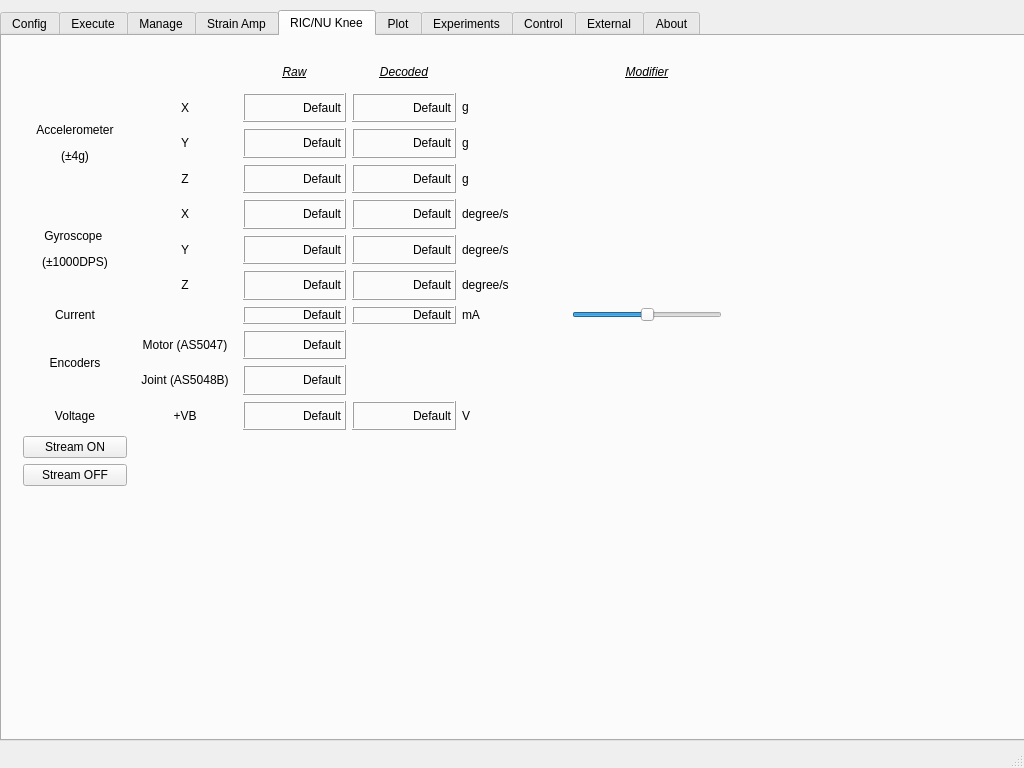
Before: the Qt Designer form execute-gui-1/mainwindow.ui in JFDuval/FlexSEA, drawn with Qt 5.
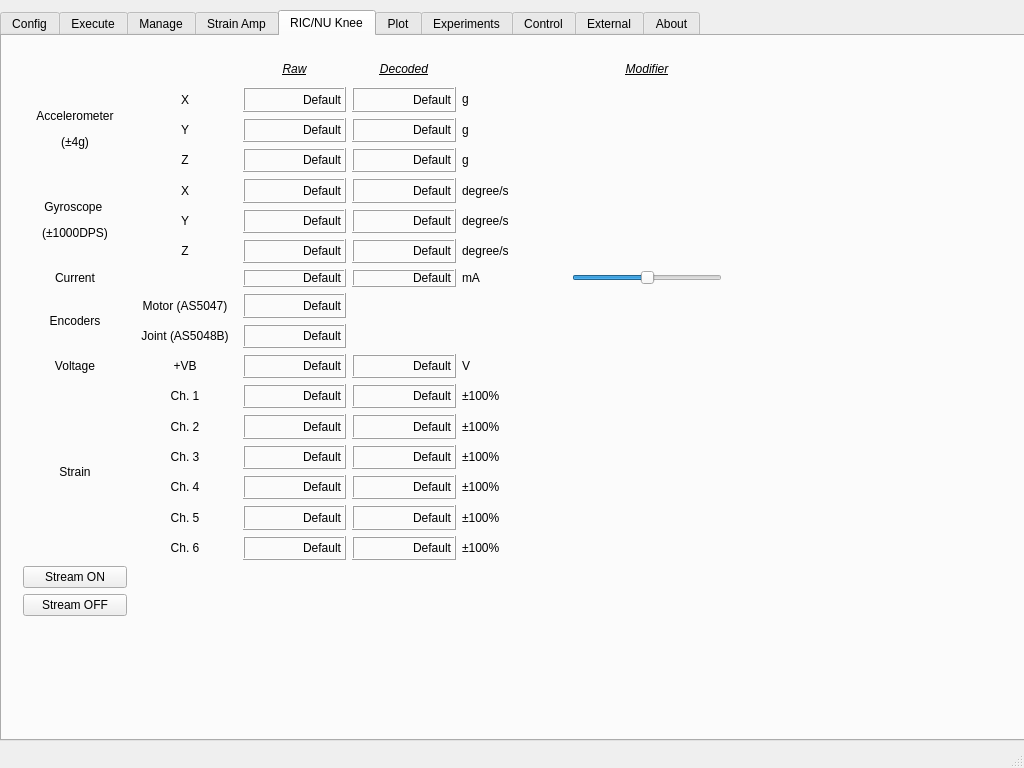
After: the same form once the commit is applied. Custom widgets are drawn as their Qt base class.

Commit message: Full RIC/NU integration in GUI

```diff
--- a/execute-gui-1/mainwindow.ui
+++ b/execute-gui-1/mainwindow.ui
@@ -1995,10 +1995,30 @@
         <x>10</x>
         <y>10</y>
         <width>721</width>
-        <height>451</height>
+        <height>581</height>
        </rect>
       </property>
       <layout class="QGridLayout" name="gridLayout_11">
+       <item row="11" column="1">
+        <widget class="QLabel" name="label_84">
+         <property name="layoutDirection">
+          <enum>Qt::LeftToRight</enum>
+         </property>
+         <property name="text">
+          <string>Ch. 1</string>
+         </property>
+         <property name="alignment">
+          <set>Qt::AlignCenter</set>
+         </property>
+        </widget>
+       </item>
+       <item row="2" column="4">
+        <widget class="QLabel" name="label_imu_a_y_2">
+         <property name="text">
+          <string>g</string>
+         </property>
+        </widget>
+       </item>
        <item row="10" column="0">
         <widget class="QLabel" name="label_93">
          <property name="layoutDirection">
@@ -2012,13 +2032,6 @@
          </property>
         </widget>
        </item>
-       <item row="2" column="4">
-        <widget class="QLabel" name="label_imu_a_y_2">
-         <property name="text">
-          <string>g</string>
-         </property>
-        </widget>
-       </item>
        <item row="1" column="4">
         <widget class="QLabel" name="label_imu_a_x_2">
          <property name="text">
@@ -2161,14 +2174,14 @@
          </property>
         </widget>
        </item>
-       <item row="11" column="0">
+       <item row="17" column="0">
         <widget class="QPushButton" name="stream_RICNU_ONbutton">
          <property name="text">
           <string>Stream ON</string>
          </property>
         </widget>
        </item>
-       <item row="12" column="0">
+       <item row="18" column="0">
         <widget class="QPushButton" name="stream_RICNU_OFFbutton">
          <property name="text">
           <string>Stream OFF</string>
@@ -2351,6 +2364,28 @@
          </property>
         </widget>
        </item>
+       <item row="6" column="3">
+        <widget class="QLabel" name="ricnu_gyroz_d">
+         <property name="autoFillBackground">
+          <bool>false</bool>
+         </property>
+         <property name="frameShape">
+          <enum>QFrame::Box</enum>
+         </property>
+         <property name="frameShadow">
+          <enum>QFrame::Raised</enum>
+         </property>
+         <property name="lineWidth">
+          <number>1</number>
+         </property>
+         <property name="text">
+          <string>Default</string>
+         </property>
+         <property name="alignment">
+          <set>Qt::AlignRight|Qt::AlignTrailing|Qt::AlignVCenter</set>
+         </property>
+        </widget>
+       </item>
        <item row="7" column="2">
         <widget class="QLabel" name="ricnu_current">
          <property name="autoFillBackground">
@@ -2395,50 +2430,6 @@
          </property>
         </widget>
        </item>
-       <item row="6" column="3">
-        <widget class="QLabel" name="ricnu_gyroz_d">
-         <property name="autoFillBackground">
-          <bool>false</bool>
-         </property>
-         <property name="frameShape">
-          <enum>QFrame::Box</enum>
-         </property>
-         <property name="frameShadow">
-          <enum>QFrame::Raised</enum>
-         </property>
-         <property name="lineWidth">
-          <number>1</number>
-         </property>
-         <property name="text">
-          <string>Default</string>
-         </property>
-         <property name="alignment">
-          <set>Qt::AlignRight|Qt::AlignTrailing|Qt::AlignVCenter</set>
-         </property>
-        </widget>
-       </item>
-       <item row="4" column="3">
-        <widget class="QLabel" name="ricnu_gyrox_d">
-         <property name="autoFillBackground">
-          <bool>false</bool>
-         </property>
-         <property name="frameShape">
-          <enum>QFrame::Box</enum>
-         </property>
-         <property name="frameShadow">
-          <enum>QFrame::Raised</enum>
-         </property>
-         <property name="lineWidth">
-          <number>1</number>
-         </property>
-         <property name="text">
-          <string>Default</string>
-         </property>
-         <property name="alignment">
-          <set>Qt::AlignRight|Qt::AlignTrailing|Qt::AlignVCenter</set>
-         </property>
-        </widget>
-       </item>
        <item row="1" column="3">
         <widget class="QLabel" name="ricnu_accx_d">
          <property name="autoFillBackground">
@@ -2461,6 +2452,28 @@
          </property>
         </widget>
        </item>
+       <item row="4" column="3">
+        <widget class="QLabel" name="ricnu_gyrox_d">
+         <property name="autoFillBackground">
+          <bool>false</bool>
+         </property>
+         <property name="frameShape">
+          <enum>QFrame::Box</enum>
+         </property>
+         <property name="frameShadow">
+          <enum>QFrame::Raised</enum>
+         </property>
+         <property name="lineWidth">
+          <number>1</number>
+         </property>
+         <property name="text">
+          <string>Default</string>
+         </property>
+         <property name="alignment">
+          <set>Qt::AlignRight|Qt::AlignTrailing|Qt::AlignVCenter</set>
+         </property>
+        </widget>
+       </item>
        <item row="10" column="4">
         <widget class="QLabel" name="label_91">
          <property name="text">
@@ -2490,19 +2503,6 @@
          </property>
         </widget>
        </item>
-       <item row="10" column="1">
-        <widget class="QLabel" name="label_92">
-         <property name="layoutDirection">
-          <enum>Qt::LeftToRight</enum>
-         </property>
-         <property name="text">
-          <string>+VB</string>
-         </property>
-         <property name="alignment">
-          <set>Qt::AlignCenter</set>
-         </property>
-        </widget>
-       </item>
        <item row="4" column="4">
         <widget class="QLabel" name="label_imu_g_x_2">
          <property name="text">
@@ -2517,6 +2517,19 @@
          </property>
         </widget>
        </item>
+       <item row="10" column="1">
+        <widget class="QLabel" name="label_92">
+         <property name="layoutDirection">
+          <enum>Qt::LeftToRight</enum>
+         </property>
+         <property name="text">
+          <string>+VB</string>
+         </property>
+         <property name="alignment">
+          <set>Qt::AlignCenter</set>
+         </property>
+        </widget>
+       </item>
        <item row="0" column="2">
         <widget class="QLabel" name="label_94">
          <property name="text">
@@ -2549,6 +2562,13 @@
          </property>
         </widget>
        </item>
+       <item row="3" column="4">
+        <widget class="QLabel" name="label_imu_a_z_2">
+         <property name="text">
+          <string>g</string>
+         </property>
+        </widget>
+       </item>
        <item row="10" column="2">
         <widget class="QLabel" name="ricnu_vb">
          <property name="autoFillBackground">
@@ -2593,33 +2613,6 @@
          </property>
         </widget>
        </item>
-       <item row="3" column="4">
-        <widget class="QLabel" name="label_imu_a_z_2">
-         <property name="text">
-          <string>g</string>
-         </property>
-        </widget>
-       </item>
-       <item row="0" column="3">
-        <widget class="QLabel" name="label_99">
-         <property name="text">
-          <string>&lt;html&gt;&lt;head/&gt;&lt;body&gt;&lt;p&gt;&lt;span style=&quot; font-style:italic; text-decoration: underline;&quot;&gt;Decoded&lt;/span&gt;&lt;/p&gt;&lt;/body&gt;&lt;/html&gt;</string>
-         </property>
-         <property name="alignment">
-          <set>Qt::AlignCenter</set>
-         </property>
-        </widget>
-       </item>
-       <item row="0" column="5">
-        <widget class="QLabel" name="label_100">
-         <property name="text">
-          <string>&lt;html&gt;&lt;head/&gt;&lt;body&gt;&lt;p&gt;&lt;span style=&quot; font-style:italic; text-decoration: underline;&quot;&gt;Modifier&lt;/span&gt;&lt;/p&gt;&lt;/body&gt;&lt;/html&gt;</string>
-         </property>
-         <property name="alignment">
-          <set>Qt::AlignCenter</set>
-         </property>
-        </widget>
-       </item>
        <item row="7" column="5">
         <widget class="QSlider" name="horizontalSlider_current_zero_2">
          <property name="sizePolicy">
@@ -2645,6 +2638,26 @@
          </property>
         </widget>
        </item>
+       <item row="0" column="3">
+        <widget class="QLabel" name="label_99">
+         <property name="text">
+          <string>&lt;html&gt;&lt;head/&gt;&lt;body&gt;&lt;p&gt;&lt;span style=&quot; font-style:italic; text-decoration: underline;&quot;&gt;Decoded&lt;/span&gt;&lt;/p&gt;&lt;/body&gt;&lt;/html&gt;</string>
+         </property>
+         <property name="alignment">
+          <set>Qt::AlignCenter</set>
+         </property>
+        </widget>
+       </item>
+       <item row="0" column="5">
+        <widget class="QLabel" name="label_100">
+         <property name="text">
+          <string>&lt;html&gt;&lt;head/&gt;&lt;body&gt;&lt;p&gt;&lt;span style=&quot; font-style:italic; text-decoration: underline;&quot;&gt;Modifier&lt;/span&gt;&lt;/p&gt;&lt;/body&gt;&lt;/html&gt;</string>
+         </property>
+         <property name="alignment">
+          <set>Qt::AlignCenter</set>
+         </property>
+        </widget>
+       </item>
        <item row="8" column="1">
         <widget class="QLabel" name="label_95">
          <property name="layoutDirection">
@@ -2684,6 +2697,390 @@
          </property>
         </widget>
        </item>
+       <item row="14" column="1">
+        <widget class="QLabel" name="label_77">
+         <property name="layoutDirection">
+          <enum>Qt::LeftToRight</enum>
+         </property>
+         <property name="text">
+          <string>Ch. 4</string>
+         </property>
+         <property name="alignment">
+          <set>Qt::AlignCenter</set>
+         </property>
+        </widget>
+       </item>
+       <item row="12" column="1">
+        <widget class="QLabel" name="label_75">
+         <property name="layoutDirection">
+          <enum>Qt::LeftToRight</enum>
+         </property>
+         <property name="text">
+          <string>Ch. 2</string>
+         </property>
+         <property name="alignment">
+          <set>Qt::AlignCenter</set>
+         </property>
+        </widget>
+       </item>
+       <item row="13" column="1">
+        <widget class="QLabel" name="label_86">
+         <property name="layoutDirection">
+          <enum>Qt::LeftToRight</enum>
+         </property>
+         <property name="text">
+          <string>Ch. 3</string>
+         </property>
+         <property name="alignment">
+          <set>Qt::AlignCenter</set>
+         </property>
+        </widget>
+       </item>
+       <item row="15" column="1">
+        <widget class="QLabel" name="label_79">
+         <property name="layoutDirection">
+          <enum>Qt::LeftToRight</enum>
+         </property>
+         <property name="text">
+          <string>Ch. 5</string>
+         </property>
+         <property name="alignment">
+          <set>Qt::AlignCenter</set>
+         </property>
+        </widget>
+       </item>
+       <item row="16" column="1">
+        <widget class="QLabel" name="label_73">
+         <property name="layoutDirection">
+          <enum>Qt::LeftToRight</enum>
+         </property>
+         <property name="text">
+          <string>Ch. 6</string>
+         </property>
+         <property name="alignment">
+          <set>Qt::AlignCenter</set>
+         </property>
+        </widget>
+       </item>
+       <item row="11" column="0" rowspan="6">
+        <widget class="QLabel" name="label_97">
+         <property name="layoutDirection">
+          <enum>Qt::LeftToRight</enum>
+         </property>
+         <property name="text">
+          <string>Strain</string>
+         </property>
+         <property name="alignment">
+          <set>Qt::AlignCenter</set>
+         </property>
+        </widget>
+       </item>
+       <item row="11" column="2">
+        <widget class="QLabel" name="ricnu_strain_ch1">
+         <property name="autoFillBackground">
+          <bool>false</bool>
+         </property>
+         <property name="frameShape">
+          <enum>QFrame::Box</enum>
+         </property>
+         <property name="frameShadow">
+          <enum>QFrame::Raised</enum>
+         </property>
+         <property name="lineWidth">
+          <number>1</number>
+         </property>
+         <property name="text">
+          <string>Default</string>
+         </property>
+         <property name="alignment">
+          <set>Qt::AlignRight|Qt::AlignTrailing|Qt::AlignVCenter</set>
+         </property>
+        </widget>
+       </item>
+       <item row="11" column="3">
+        <widget class="QLabel" name="ricnu_strain_ch1_d">
+         <property name="autoFillBackground">
+          <bool>false</bool>
+         </property>
+         <property name="frameShape">
+          <enum>QFrame::Box</enum>
+         </property>
+         <property name="frameShadow">
+          <enum>QFrame::Raised</enum>
+         </property>
+         <property name="lineWidth">
+          <number>1</number>
+         </property>
+         <property name="text">
+          <string>Default</string>
+         </property>
+         <property name="alignment">
+          <set>Qt::AlignRight|Qt::AlignTrailing|Qt::AlignVCenter</set>
+         </property>
+        </widget>
+       </item>
+       <item row="12" column="2">
+        <widget class="QLabel" name="ricnu_strain_ch2">
+         <property name="autoFillBackground">
+          <bool>false</bool>
+         </property>
+         <property name="frameShape">
+          <enum>QFrame::Box</enum>
+         </property>
+         <property name="frameShadow">
+          <enum>QFrame::Raised</enum>
+         </property>
+         <property name="lineWidth">
+          <number>1</number>
+         </property>
+         <property name="text">
+          <string>Default</string>
+         </property>
+         <property name="alignment">
+          <set>Qt::AlignRight|Qt::AlignTrailing|Qt::AlignVCenter</set>
+         </property>
+        </widget>
+       </item>
+       <item row="12" column="3">
+        <widget class="QLabel" name="ricnu_strain_ch2_d">
+         <property name="autoFillBackground">
+          <bool>false</bool>
+         </property>
+         <property name="frameShape">
+          <enum>QFrame::Box</enum>
+         </property>
+         <property name="frameShadow">
+          <enum>QFrame::Raised</enum>
+         </property>
+         <property name="lineWidth">
+          <number>1</number>
+         </property>
+         <property name="text">
+          <string>Default</string>
+         </property>
+         <property name="alignment">
+          <set>Qt::AlignRight|Qt::AlignTrailing|Qt::AlignVCenter</set>
+         </property>
+        </widget>
+       </item>
+       <item row="13" column="2">
+        <widget class="QLabel" name="ricnu_strain_ch3">
+         <property name="autoFillBackground">
+          <bool>false</bool>
+         </property>
+         <property name="frameShape">
+          <enum>QFrame::Box</enum>
+         </property>
+         <property name="frameShadow">
+          <enum>QFrame::Raised</enum>
+         </property>
+         <property name="lineWidth">
+          <number>1</number>
+         </property>
+         <property name="text">
+          <string>Default</string>
+         </property>
+         <property name="alignment">
+          <set>Qt::AlignRight|Qt::AlignTrailing|Qt::AlignVCenter</set>
+         </property>
+        </widget>
+       </item>
+       <item row="13" column="3">
+        <widget class="QLabel" name="ricnu_strain_ch3_d">
+         <property name="autoFillBackground">
+          <bool>false</bool>
+         </property>
+         <property name="frameShape">
+          <enum>QFrame::Box</enum>
+         </property>
+         <property name="frameShadow">
+          <enum>QFrame::Raised</enum>
+         </property>
+         <property name="lineWidth">
+          <number>1</number>
+         </property>
+         <property name="text">
+          <string>Default</string>
+         </property>
+         <property name="alignment">
+          <set>Qt::AlignRight|Qt::AlignTrailing|Qt::AlignVCenter</set>
+         </property>
+        </widget>
+       </item>
+       <item row="14" column="2">
+        <widget class="QLabel" name="ricnu_strain_ch4">
+         <property name="autoFillBackground">
+          <bool>false</bool>
+         </property>
+         <property name="frameShape">
+          <enum>QFrame::Box</enum>
+         </property>
+         <property name="frameShadow">
+          <enum>QFrame::Raised</enum>
+         </property>
+         <property name="lineWidth">
+          <number>1</number>
+         </property>
+         <property name="text">
+          <string>Default</string>
+         </property>
+         <property name="alignment">
+          <set>Qt::AlignRight|Qt::AlignTrailing|Qt::AlignVCenter</set>
+         </property>
+        </widget>
+       </item>
+       <item row="14" column="3">
+        <widget class="QLabel" name="ricnu_strain_ch4_d">
+         <property name="autoFillBackground">
+          <bool>false</bool>
+         </property>
+         <property name="frameShape">
+          <enum>QFrame::Box</enum>
+         </property>
+         <property name="frameShadow">
+          <enum>QFrame::Raised</enum>
+         </property>
+         <property name="lineWidth">
+          <number>1</number>
+         </property>
+         <property name="text">
+          <string>Default</string>
+         </property>
+         <property name="alignment">
+          <set>Qt::AlignRight|Qt::AlignTrailing|Qt::AlignVCenter</set>
+         </property>
+        </widget>
+       </item>
+       <item row="15" column="2">
+        <widget class="QLabel" name="ricnu_strain_ch5">
+         <property name="autoFillBackground">
+          <bool>false</bool>
+         </property>
+         <property name="frameShape">
+          <enum>QFrame::Box</enum>
+         </property>
+         <property name="frameShadow">
+          <enum>QFrame::Raised</enum>
+         </property>
+         <property name="lineWidth">
+          <number>1</number>
+         </property>
+         <property name="text">
+          <string>Default</string>
+         </property>
+         <property name="alignment">
+          <set>Qt::AlignRight|Qt::AlignTrailing|Qt::AlignVCenter</set>
+         </property>
+        </widget>
+       </item>
+       <item row="15" column="3">
+        <widget class="QLabel" name="ricnu_strain_ch5_d">
+         <property name="autoFillBackground">
+          <bool>false</bool>
+         </property>
+         <property name="frameShape">
+          <enum>QFrame::Box</enum>
+         </property>
+         <property name="frameShadow">
+          <enum>QFrame::Raised</enum>
+         </property>
+         <property name="lineWidth">
+          <number>1</number>
+         </property>
+         <property name="text">
+          <string>Default</string>
+         </property>
+         <property name="alignment">
+          <set>Qt::AlignRight|Qt::AlignTrailing|Qt::AlignVCenter</set>
+         </property>
+        </widget>
+       </item>
+       <item row="16" column="2">
+        <widget class="QLabel" name="ricnu_strain_ch6">
+         <property name="autoFillBackground">
+          <bool>false</bool>
+         </property>
+         <property name="frameShape">
+          <enum>QFrame::Box</enum>
+         </property>
+         <property name="frameShadow">
+          <enum>QFrame::Raised</enum>
+         </property>
+         <property name="lineWidth">
+          <number>1</number>
+         </property>
+         <property name="text">
+          <string>Default</string>
+         </property>
+         <property name="alignment">
+          <set>Qt::AlignRight|Qt::AlignTrailing|Qt::AlignVCenter</set>
+         </property>
+        </widget>
+       </item>
+       <item row="16" column="3">
+        <widget class="QLabel" name="ricnu_strain_ch6_d">
+         <property name="autoFillBackground">
+          <bool>false</bool>
+         </property>
+         <property name="frameShape">
+          <enum>QFrame::Box</enum>
+         </property>
+         <property name="frameShadow">
+          <enum>QFrame::Raised</enum>
+         </property>
+         <property name="lineWidth">
+          <number>1</number>
+         </property>
+         <property name="text">
+          <string>Default</string>
+         </property>
+         <property name="alignment">
+          <set>Qt::AlignRight|Qt::AlignTrailing|Qt::AlignVCenter</set>
+         </property>
+        </widget>
+       </item>
+       <item row="11" column="4">
+        <widget class="QLabel" name="label_90">
+         <property name="text">
+          <string>±100%</string>
+         </property>
+        </widget>
+       </item>
+       <item row="12" column="4">
+        <widget class="QLabel" name="label_98">
+         <property name="text">
+          <string>±100%</string>
+         </property>
+        </widget>
+       </item>
+       <item row="13" column="4">
+        <widget class="QLabel" name="label_101">
+         <property name="text">
+          <string>±100%</string>
+         </property>
+        </widget>
+       </item>
+       <item row="14" column="4">
+        <widget class="QLabel" name="label_102">
+         <property name="text">
+          <string>±100%</string>
+         </property>
+        </widget>
+       </item>
+       <item row="15" column="4">
+        <widget class="QLabel" name="label_103">
+         <property name="text">
+          <string>±100%</string>
+         </property>
+        </widget>
+       </item>
+       <item row="16" column="4">
+        <widget class="QLabel" name="label_104">
+         <property name="text">
+          <string>±100%</string>
+         </property>
+        </widget>
+       </item>
       </layout>
      </widget>
     </widget>
```
The commit also changes 1 other file.
